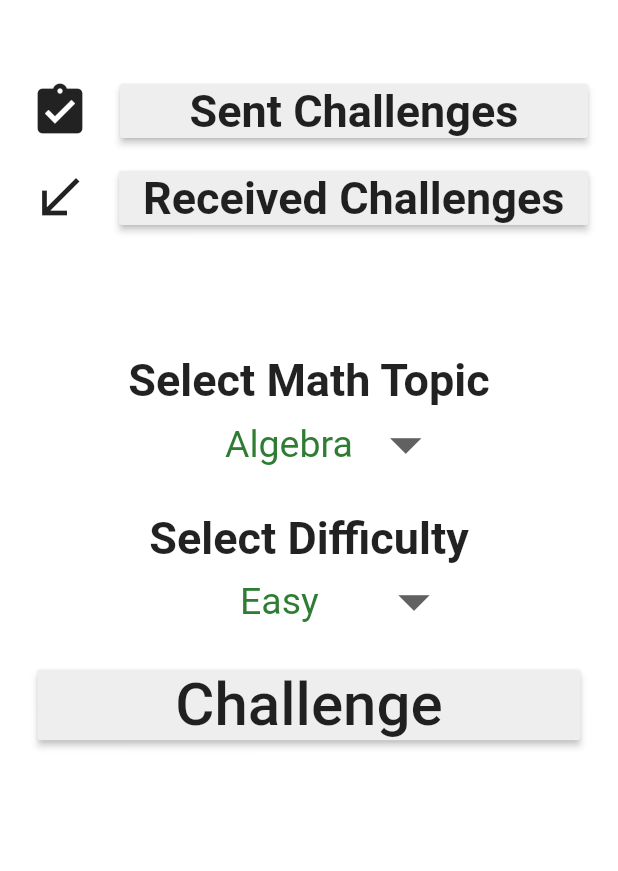
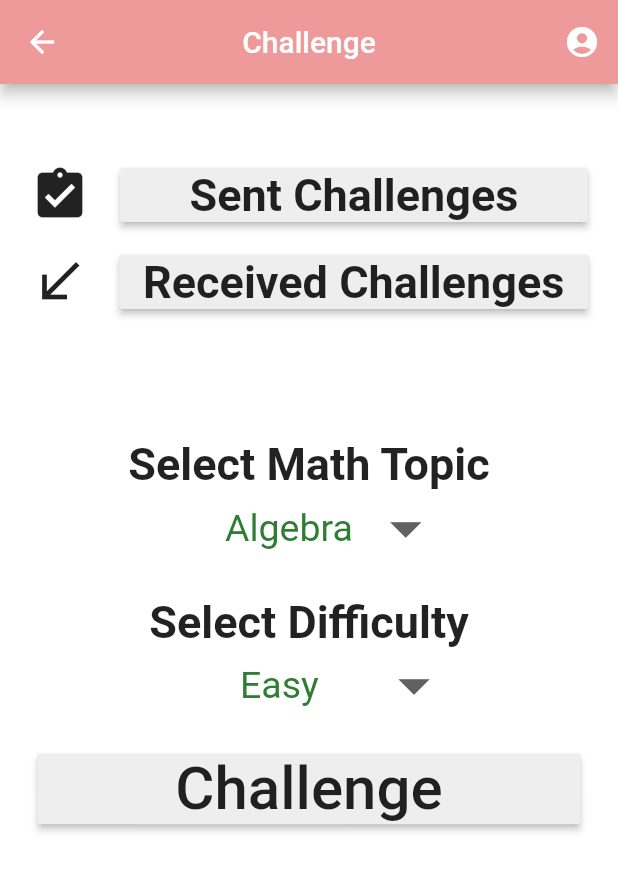
Before and after one commit to anushadatta/PizzaRush, a Flutter app: the Challenge screen opened directly, on a phone screen of 412 x 824 dp. Shown: the top 871 px of the screen. Run offline on Flutter 3.47's test engine with Material 2 defaults, Android fonts, the phone set to English and light mode, and no system bars; our stand-ins replace cloud_firestore, connectivity, firebase_auth, flushbar, google_sign_in, syncfusion_flutter_charts; missing offline and left inert: syncfusion_flutter_core; accounts and stored records are empty.

Commit message:
Add files via upload

```diff
--- a/lib/screens/challenge.dart
+++ b/lib/screens/challenge.dart
@@ -1,3 +1,4 @@
+import 'package:PizzaRush/screens/challenge_question.dart';
 import 'package:PizzaRush/screens/received_challenges.dart';
 import 'package:flutter/cupertino.dart';
 import 'package:flutter/material.dart';
@@ -17,8 +18,29 @@ class _ChallengeState extends State<Challenge> {
 
   @override
   Widget build(BuildContext context) {
+    return Scaffold(
 
-    return Column(
+        appBar: AppBar(
+        title: Text('Challenge'),
+    centerTitle: true,
+    backgroundColor: Colors.red[200],
+
+    actions: <Widget>[
+    IconButton(
+    icon: Icon(
+    Icons.account_circle,
+    color: Colors.white,
+    ),
+    onPressed: () {
+    // Should go to User Account page
+    // UserAccount()
+
+    },
+    )
+    ],
+    ),
+
+    body:Column(
         crossAxisAlignment: CrossAxisAlignment.start,
         mainAxisSize: MainAxisSize.min,
         children: <Widget>[
@@ -160,14 +182,14 @@ class _ChallengeState extends State<Challenge> {
                 RaisedButton(
                   color: Colors.grey[200],
                   onPressed: (){
-                    Navigator.push(context, CupertinoPageRoute(builder: (context) => ChallengeFriend()));
+                    Navigator.push(context, CupertinoPageRoute(builder: (context) => ChallengeQuestion()));
                   },
 
                   child: Text(
                       "Challenge",style: TextStyle(fontSize: 40)),
                 )),
                 SizedBox(width: 25,),
-              ]),
+              ])]),
 
 
-        ]);}}
+        );}}
```
